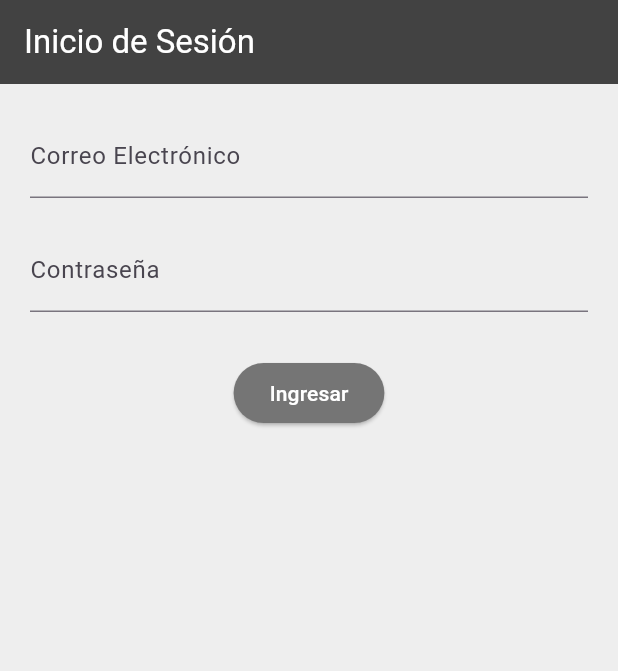
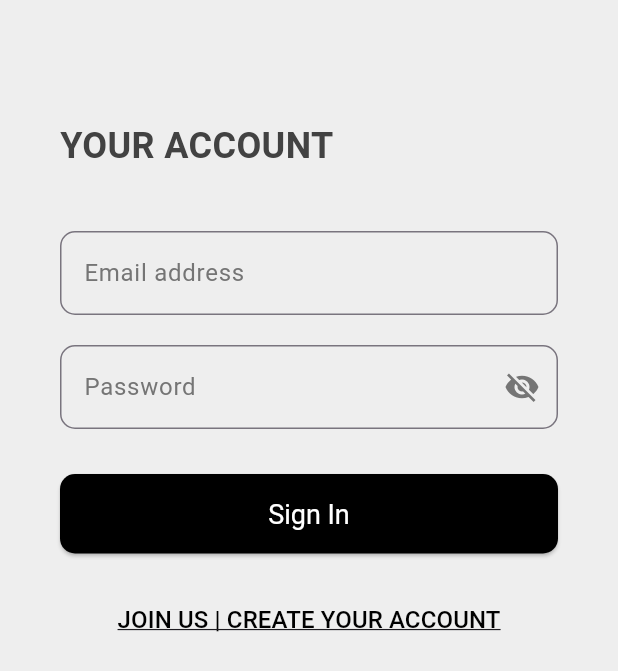
Before and after one commit to AlexGrim12/SmartBet, a Flutter app: the screen it shows after launch, on a phone screen of 412 x 824 dp. Shown: the top 671 px of the screen. Run offline on Flutter 3.47's test engine with Material 3 defaults, Android fonts, the light colour scheme and no system bars.

Commit message:
chore: Update login screen UI and add password visibility toggle

```diff
--- a/lib/screens/login_screen.dart
+++ b/lib/screens/login_screen.dart
@@ -7,23 +7,39 @@ class LoginScreen extends StatefulWidget {
 
 class _LoginScreenState extends State<LoginScreen> {
   final _formKey = GlobalKey<FormState>();
+  bool _obscureText = true;
 
   @override
   Widget build(BuildContext context) {
     return Scaffold(
-      appBar: AppBar(
-        title: Text('Inicio de Sesión', style: TextStyle(color: Colors.white)),
-        backgroundColor: Colors.grey[800],
-      ),
-      body: Container(
-        padding: EdgeInsets.all(20.0),
+      backgroundColor: Colors.grey[200],
+      body: SingleChildScrollView(
+        child: Center(
+          child: Container(
+            padding: EdgeInsets.symmetric(horizontal: 40.0, vertical: 80.0),
             child: Form(
               key: _formKey,
               child: Column(
+                crossAxisAlignment: CrossAxisAlignment.stretch,
+                mainAxisAlignment: MainAxisAlignment.center,
                 children: <Widget>[
+                  Text(
+                    'YOUR ACCOUNT',
+                    textAlign: TextAlign.left,
+                    style: TextStyle(
+                      color: Colors.grey[800],
+                      fontSize: 24.0,
+                      fontWeight: FontWeight.bold,
+                    ),
+                  ),
+                  SizedBox(height: 40.0),
                   TextFormField(
                     decoration: InputDecoration(
-                  labelText: 'Correo Electrónico',
+                      labelText: 'Email address',
+                      labelStyle: TextStyle(color: Colors.grey[600]),
+                      border: OutlineInputBorder(
+                        borderRadius: BorderRadius.circular(10.0),
+                      ),
                     ),
                     validator: (value) {
                       if (value == null || value.isEmpty) {
@@ -35,9 +51,21 @@ class _LoginScreenState extends State<LoginScreen> {
                   SizedBox(height: 20.0),
                   TextFormField(
                     decoration: InputDecoration(
-                  labelText: 'Contraseña',
+                      labelText: 'Password',
+                      labelStyle: TextStyle(color: Colors.grey[600]),
+                      border: OutlineInputBorder(
+                        borderRadius: BorderRadius.circular(10.0),
                       ),
-                obscureText: true,
+                      suffixIcon: IconButton(
+                        icon: Icon(_obscureText ? Icons.visibility_off : Icons.visibility, color: Colors.grey[600]),
+                        onPressed: () {
+                          setState(() {
+                            _obscureText = !_obscureText;
+                          });
+                        },
+                      ),
+                    ),
+                    obscureText: _obscureText,
                     validator: (value) {
                       if (value == null || value.isEmpty) {
                         return 'Ingresa tu contraseña';
@@ -48,17 +76,38 @@ class _LoginScreenState extends State<LoginScreen> {
                   SizedBox(height: 30.0),
                   ElevatedButton(
                     style: ElevatedButton.styleFrom(
-                  foregroundColor: Colors.white, backgroundColor: Colors.grey[600],
+                      backgroundColor: Colors.black,
+                      padding: EdgeInsets.symmetric(vertical: 16.0),
+                      textStyle: TextStyle(fontSize: 18.0),
+                      shape: RoundedRectangleBorder(
+                        borderRadius: BorderRadius.circular(10.0),
+                      ),
                     ),
                     onPressed: () {
                       if (_formKey.currentState!.validate()) {
-                    // Lógica de autenticación aquí
+                        // Lógica de autenticación
                         Navigator.pushReplacementNamed(context, '/home');
                       }
                     },
-                child: Text('Ingresar'),
+                    child: Text('Sign In', style: TextStyle(color: Colors.white)),
+                  ),
+                  SizedBox(height: 20.0),
+                  TextButton(
+                    onPressed: () {
+                      // Navegar a la pantalla de registro
+                    },
+                    child: Text(
+                      'JOIN US | CREATE YOUR ACCOUNT',
+                      style: TextStyle(
+                        color: Colors.black,
+                        fontSize: 16.0,
+                        decoration: TextDecoration.underline,
+                      ),
+                    ),
                   ),
                 ],
+              ),
+            ),
           ),
         ),
       ),
```
Lines whose indentation alone changed are shown as unchanged.
